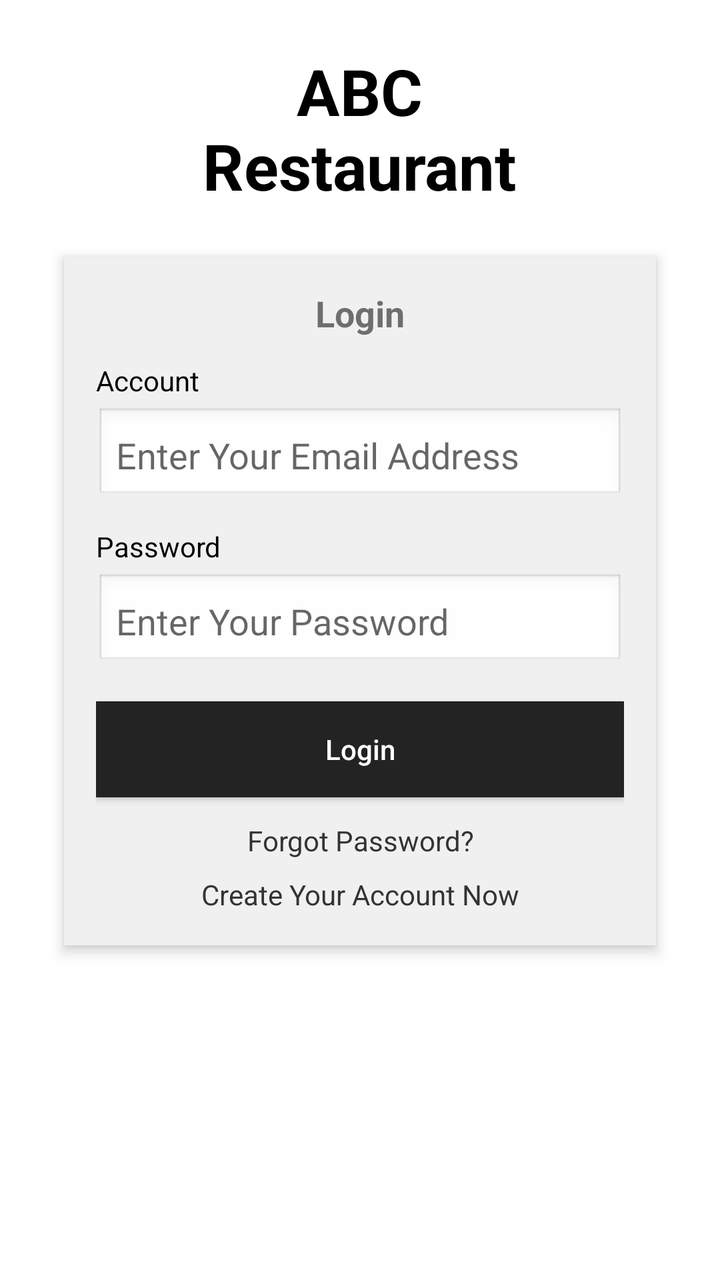
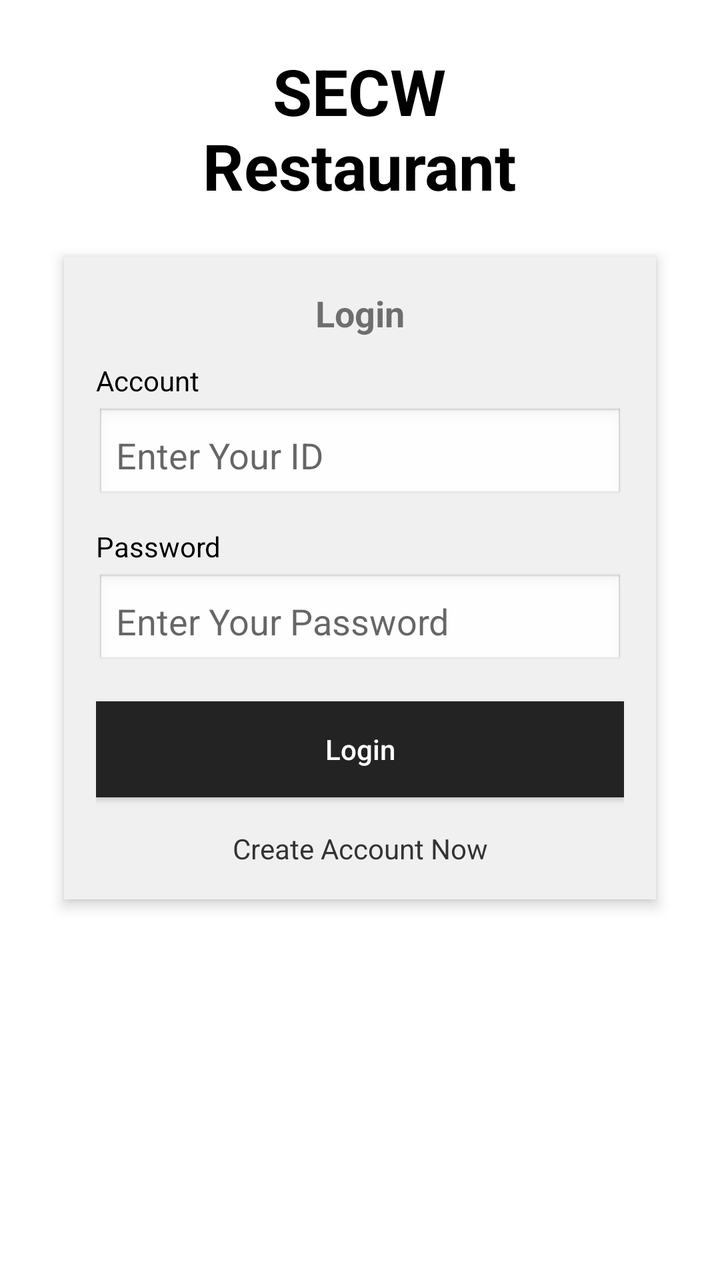

An Android layout rendered at two revisions. The XML below is the earlier revision; the diff shows what the commit changed to produce the second picture.
<!-- AndroidManifest.xml: activity theme Theme.SECW2 -->
<!-- res/layout/activity_main.xml -->
<?xml version="1.0" encoding="utf-8"?>
<ScrollView xmlns:android="http://schemas.android.com/apk/res/android"
    android:layout_width="match_parent"
    android:layout_height="match_parent"
    android:background="@android:color/white"
    android:fillViewport="true">

    <LinearLayout
        android:layout_width="match_parent"
        android:layout_height="wrap_content"
        android:gravity="center_horizontal"
        android:orientation="vertical"
        android:padding="24dp">

        <TextView
            android:id="@+id/tvTitle"
            android:layout_width="wrap_content"
            android:layout_height="wrap_content"
            android:layout_marginBottom="24dp"
            android:gravity="center"
            android:text="ABC\nRestaurant"
            android:textColor="@android:color/black"
            android:textSize="32sp"
            android:textStyle="bold" />

        <LinearLayout
            android:layout_width="match_parent"
            android:layout_height="wrap_content"
            android:layout_marginHorizontal="8dp"
            android:layout_marginBottom="16dp"
            android:background="#F0F0F0"
            android:clipToOutline="true"
            android:elevation="4dp"
            android:orientation="vertical"
            android:padding="16dp">

            <TextView
                android:layout_width="match_parent"
                android:layout_height="wrap_content"
                android:layout_marginBottom="12dp"
                android:gravity="center"
                android:text="Login"
                android:textSize="18sp"
                android:textStyle="bold" />

            <TextView
                android:layout_width="wrap_content"
                android:layout_height="wrap_content"
                android:layout_marginBottom="4dp"
                android:text="Account"
                android:textColor="@android:color/black" />

            <EditText
                android:id="@+id/etEmail"
                android:layout_width="match_parent"
                android:layout_height="wrap_content"
                android:layout_marginBottom="12dp"
                android:background="@android:drawable/edit_text"
                android:hint="Enter Your Email Address"
                android:inputType="textEmailAddress"
                android:padding="10dp" />

            <TextView
                android:layout_width="wrap_content"
                android:layout_height="wrap_content"
                android:layout_marginBottom="4dp"
                android:text="Password"
                android:textColor="@android:color/black" />

            <EditText
                android:id="@+id/etPassword"
                android:layout_width="match_parent"
                android:layout_height="wrap_content"
                android:layout_marginBottom="16dp"
                android:background="@android:drawable/edit_text"
                android:hint="Enter Your Password"
                android:inputType="textPassword"
                android:padding="10dp" />

            <Button
                android:id="@+id/btnLogin"
                android:layout_width="match_parent"
                android:layout_height="wrap_content"
                android:layout_marginBottom="8dp"
                android:background="#232323"
                android:text="Login"
                android:textAllCaps="false"
                android:textColor="@android:color/white" />

            <TextView
                android:id="@+id/tvForgotPassword"
                android:layout_width="match_parent"
                android:layout_height="wrap_content"
                android:layout_marginTop="4dp"
                android:gravity="center"
                android:text="Forgot Password?"
                android:textColor="#333333" />

            <TextView
                android:id="@+id/tvCreateAccount"
                android:layout_width="match_parent"
                android:layout_height="wrap_content"
                android:layout_marginTop="8dp"
                android:gravity="center"
                android:text="Create Your Account Now"
                android:textColor="#333333" />
        </LinearLayout>
    </LinearLayout>
</ScrollView>
<!-- resources referenced by this layout -->
<resources>
  <style name="Theme.SECW2" parent="Theme.MaterialComponents.DayNight.NoActionBar">
          
          <item name="colorPrimary">@color/green</item>
          <item name="colorPrimaryVariant">@color/lightgreen</item>
          <item name="colorOnPrimary">@color/white</item>
          
          <item name="colorSecondary">@color/green</item>
          <item name="colorSecondaryVariant">@color/lightgreen</item>
          <item name="colorOnSecondary">@color/black</item>
  
          <item name="android:statusBarColor">?attr/colorSurface</item>
          <item name="android:navigationBarColor">?attr/colorSurface</item>
      </style>
  <color name="green">#4B964B</color>
  <color name="lightgreen">#FF6200EE</color>
  <color name="white">#FFFFFFFF</color>
  <color name="black">#FF000000</color>
</resources>

<!-- the commit's change to res/layout/activity_main.xml (unified diff, before → after) -->
@@ -18,7 +18,7 @@
             android:layout_height="wrap_content"
             android:layout_marginBottom="24dp"
             android:gravity="center"
-            android:text="ABC\nRestaurant"
+            android:text="SECW\nRestaurant"
             android:textColor="@android:color/black"
             android:textSize="32sp"
             android:textStyle="bold" />
@@ -51,12 +51,12 @@
                 android:textColor="@android:color/black" />
 
             <EditText
-                android:id="@+id/etEmail"
+                android:id="@+id/etID"
                 android:layout_width="match_parent"
                 android:layout_height="wrap_content"
                 android:layout_marginBottom="12dp"
                 android:background="@android:drawable/edit_text"
-                android:hint="Enter Your Email Address"
+                android:hint="Enter Your ID"
                 android:inputType="textEmailAddress"
                 android:padding="10dp" />
 
@@ -88,22 +88,14 @@
                 android:textColor="@android:color/white" />
 
             <TextView
-                android:id="@+id/tvForgotPassword"
-                android:layout_width="match_parent"
-                android:layout_height="wrap_content"
-                android:layout_marginTop="4dp"
-                android:gravity="center"
-                android:text="Forgot Password?"
-                android:textColor="#333333" />
-
-            <TextView
                 android:id="@+id/tvCreateAccount"
                 android:layout_width="match_parent"
                 android:layout_height="wrap_content"
                 android:layout_marginTop="8dp"
                 android:gravity="center"
-                android:text="Create Your Account Now"
+                android:text="Create Account Now"
                 android:textColor="#333333" />
         </LinearLayout>
+
     </LinearLayout>
 </ScrollView>
